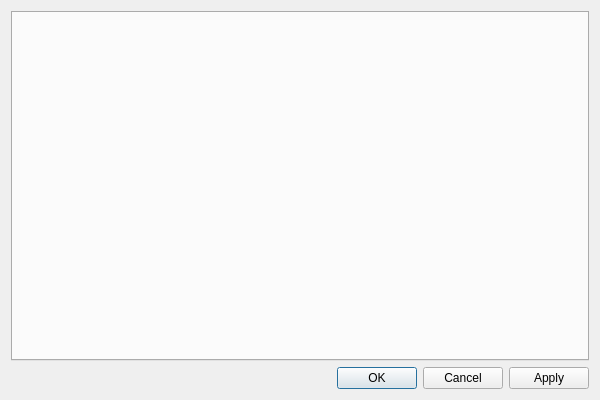
SamVanheer/HalfLifeAssetManager, file src/tools/hlmv/ui/options/OptionsDialog.ui: the form before one commit.
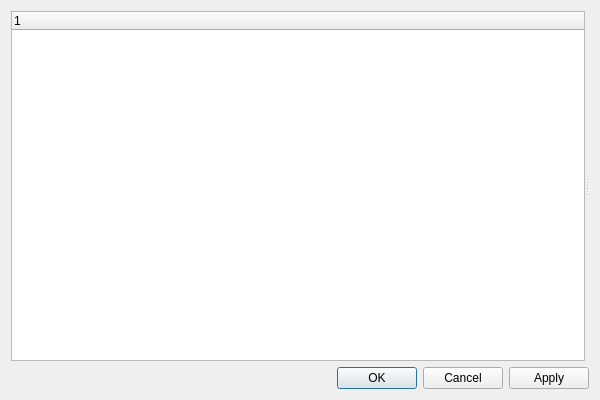
The form after the commit.

Commit message: Add support for categories to options dialog

The edit to the form file:
```diff
--- a/src/tools/hlmv/ui/options/OptionsDialog.ui
+++ b/src/tools/hlmv/ui/options/OptionsDialog.ui
@@ -13,11 +13,48 @@
   <property name="windowTitle">
    <string>Options</string>
   </property>
-  <layout class="QGridLayout" name="gridLayout">
-   <item row="0" column="0">
-    <widget class="QTabWidget" name="OptionsPages"/>
+  <layout class="QVBoxLayout" name="verticalLayout">
+   <item>
+    <widget class="QSplitter" name="splitter">
+     <property name="orientation">
+      <enum>Qt::Horizontal</enum>
+     </property>
+     <widget class="QTreeWidget" name="OptionsPagesList">
+      <property name="sizePolicy">
+       <sizepolicy hsizetype="Expanding" vsizetype="Expanding">
+        <horstretch>0</horstretch>
+        <verstretch>0</verstretch>
+       </sizepolicy>
+      </property>
+      <property name="minimumSize">
+       <size>
+        <width>0</width>
+        <height>0</height>
+       </size>
+      </property>
+      <property name="maximumSize">
+       <size>
+        <width>16777215</width>
+        <height>16777215</height>
+       </size>
+      </property>
+      <column>
+       <property name="text">
+        <string/>
+       </property>
+      </column>
+     </widget>
+     <widget class="QStackedWidget" name="OptionsPagesStack">
+      <property name="sizePolicy">
+       <sizepolicy hsizetype="Preferred" vsizetype="Preferred">
+        <horstretch>0</horstretch>
+        <verstretch>0</verstretch>
+       </sizepolicy>
+      </property>
+     </widget>
+    </widget>
    </item>
-   <item row="1" column="0">
+   <item>
     <widget class="QDialogButtonBox" name="DialogButtons">
      <property name="standardButtons">
       <set>QDialogButtonBox::Apply|QDialogButtonBox::Cancel|QDialogButtonBox::Ok</set>
```
The commit also changes 6 other files.
